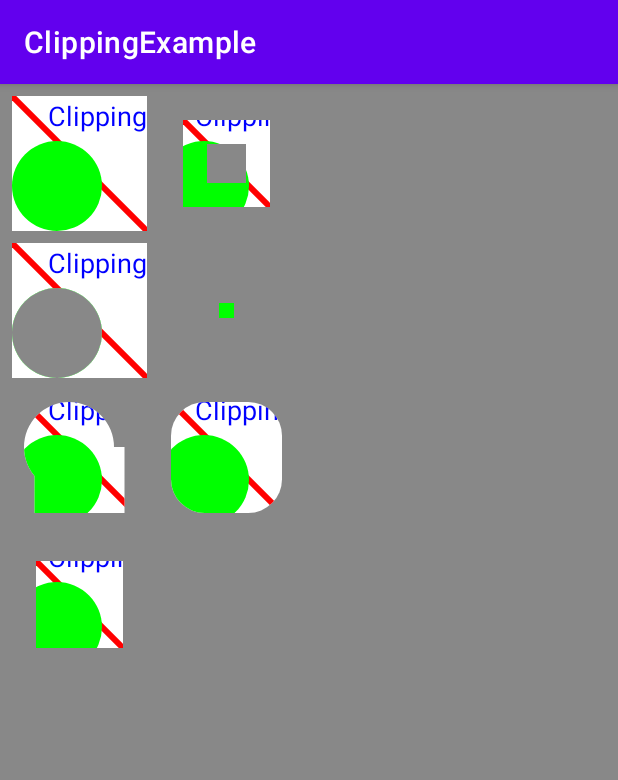
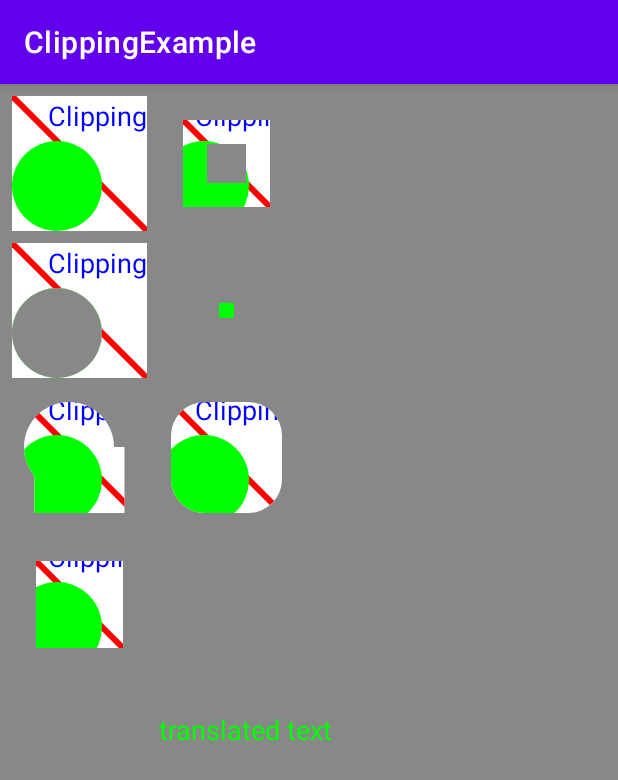
Before and after one commit to ilyasKerbal/clipping-example, an Android app: the screen it shows after launch (MainActivity), on a phone screen of 412 x 824 dp. Shown: the top 780 px of the screen. Run offline under Robolectric (Android 15) with nearby library versions, the phone set to English and light mode, and no system bars.

Commit message:
Implement drawTranslatedTextExample

```diff
--- a/app/src/main/java/com/example/android/clippingexample/ClippedView.kt
+++ b/app/src/main/java/com/example/android/clippingexample/ClippedView.kt
@@ -213,6 +213,16 @@ class ClippedView @JvmOverloads constructor(context: Context, attrs: AttributeSe
     }
 
     private fun drawTranslatedTextExample(canvas: Canvas) {
+        canvas.save()
+        paint.color = Color.GREEN
+        // Align the RIGHT side of the text with the origin.
+        paint.textAlign = Paint.Align.LEFT
+        // Apply transformation to canvas.
+        canvas.translate(columnTwo,textRow)
+        // Draw text.
+        canvas.drawText(context.getString(R.string.translated),
+            clipRectLeft,clipRectTop,paint)
+        canvas.restore()
     }
 
     private fun drawSkewedTextExample(canvas: Canvas) {
```
